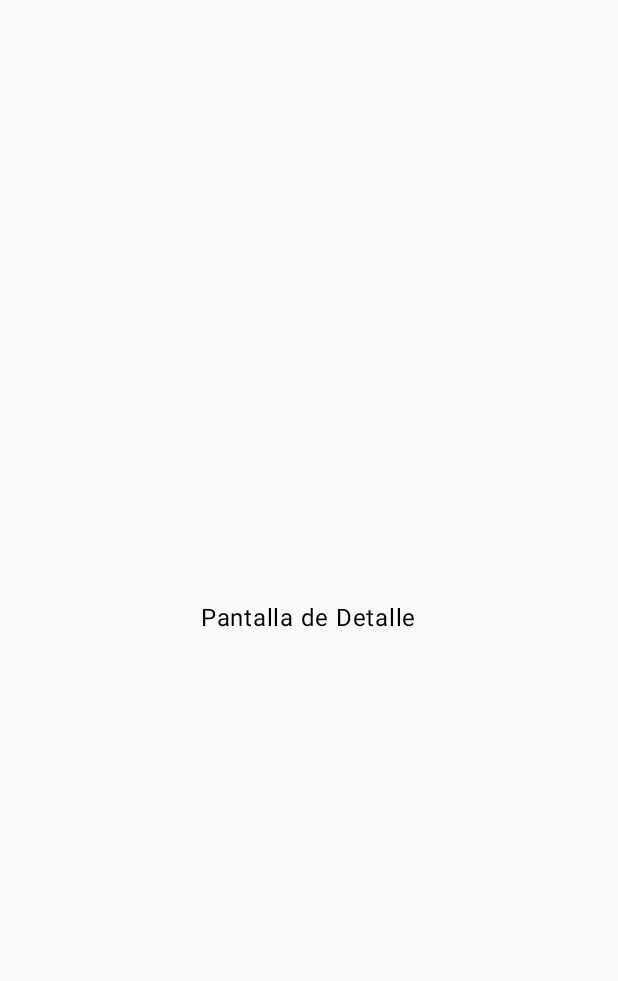
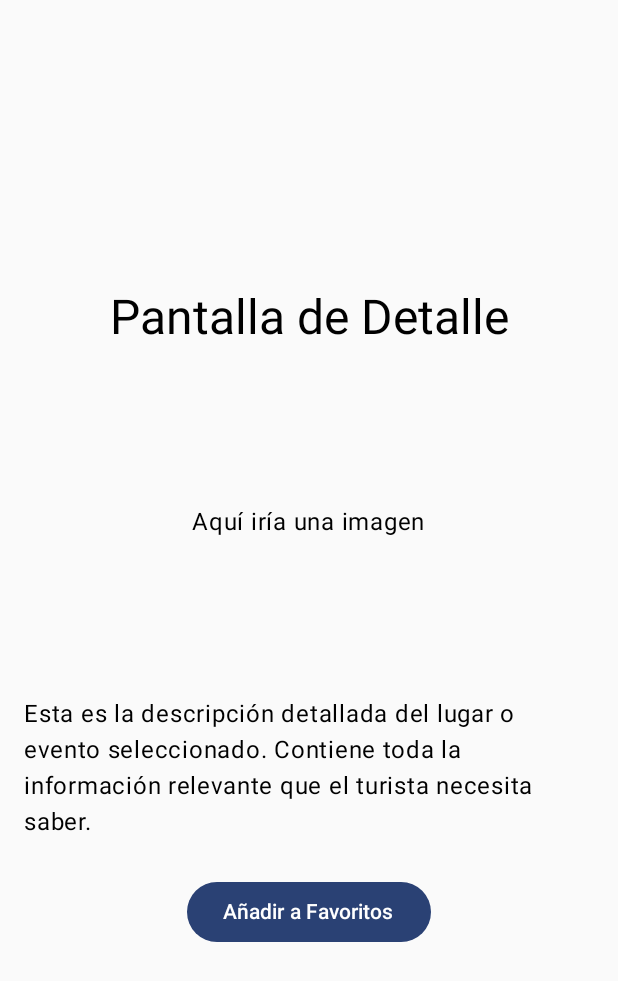
Before and after one commit to deivchrist/Panamericana, an Android app built with Jetpack Compose: the DetailScreen screen opened through its navigation route, on a phone screen of 412 x 824 dp. Before the commit the part shown is almost empty. Shown: the top 981 px of the screen. Run offline under Robolectric (Android 15) with nearby library versions, the phone set to English and light mode, and no system bars; pictures from the network do not load.

Commit message:
feat: Implement HomeScreen UI with dummy data

```diff
--- a/app/build.gradle.kts
+++ b/app/build.gradle.kts
@@ -51,6 +51,8 @@ dependencies {
     implementation(libs.androidx.material3)
     testImplementation(libs.junit)
     implementation("androidx.navigation:navigation-compose:2.7.7")
+    implementation("io.coil-kt:coil-compose:2.5.0")
+    implementation("androidx.compose.material:material-icons-extended-android:1.6.7")
     androidTestImplementation(libs.androidx.junit)
     androidTestImplementation(libs.androidx.espresso.core)
     androidTestImplementation(platform(libs.androidx.compose.bom))
--- /dev/null
+++ b/app/src/main/java/com/panamericana/app/data/SampleData.kt
@@ -0,0 +1,37 @@
+package com.panamericana.app.data
+
+import androidx.compose.material.icons.Icons
+import androidx.compose.material.icons.filled.Dining
+import androidx.compose.material.icons.filled.Event
+import androidx.compose.material.icons.filled.Place
+import androidx.compose.material.icons.filled.Train
+import com.panamericana.app.model.Category
+import com.panamericana.app.model.Recommendation
+
+val sampleCategories = listOf(
+    Category("Lugares", Icons.Default.Place),
+    Category("Eventos", Icons.Default.Event),
+    Category("Gastronomía", Icons.Default.Dining),
+    Category("Transporte", Icons.Default.Train)
+)
+
+val sampleRecommendations = listOf(
+    Recommendation(
+        "Restaurante Central",
+        "Alta Cocina • $$$",
+        4.9f,
+        "https://d3rr2gvhjw0wwy.cloudfront.net/uploads/mandators/54121/images/2972999/big_Lima-Food-Tour-Ceviche.jpg"
+    ),
+    Recommendation(
+        "Machu Picchu",
+        "Sitio Arqueológico",
+        5.0f,
+        "https://upload.wikimedia.org/wikipedia/commons/thumb/e/eb/Machu_Picchu%2C_Peru.jpg/1200px-Machu_Picchu%2C_Peru.jpg"
+    ),
+    Recommendation(
+        "La Lucha Sanguchería",
+        "Sánguches • $$",
+        4.7f,
+        "https://media-cdn.tripadvisor.com/media/photo-s/0e/23/9c/13/photo1jpg.jpg"
+    )
+)
--- /dev/null
+++ b/app/src/main/java/com/panamericana/app/model/AppModels.kt
@@ -0,0 +1,15 @@
+package com.panamericana.app.model
+
+import androidx.compose.ui.graphics.vector.ImageVector
+
+data class Category(
+    val name: String,
+    val icon: ImageVector
+)
+
+data class Recommendation(
+    val title: String,
+    val subtitle: String,
+    val rating: Float,
+    val imageUrl: String
+)
--- a/app/src/main/java/com/panamericana/app/ui/screens/DetailsScreen.kt
+++ b/app/src/main/java/com/panamericana/app/ui/screens/DetailsScreen.kt
@@ -1,18 +1,36 @@
 package com.panamericana.app.ui.screens
 
-import androidx.compose.foundation.layout.Box
-import androidx.compose.foundation.layout.fillMaxSize
+import androidx.compose.foundation.layout.*
+import androidx.compose.material3.Button
+import androidx.compose.material3.MaterialTheme
 import androidx.compose.material3.Text
 import androidx.compose.runtime.Composable
 import androidx.compose.ui.Alignment
 import androidx.compose.ui.Modifier
+import androidx.compose.ui.unit.dp
 
 @Composable
 fun DetailScreen() {
-    Box(
-        modifier = Modifier.fillMaxSize(),
-        contentAlignment = Alignment.Center
+    Column(
+        modifier = Modifier
+            .fillMaxSize()
+            .padding(16.dp),
+        horizontalAlignment = Alignment.CenterHorizontally,
+        verticalArrangement = Arrangement.Center
     ) {
-        Text(text = "Pantalla de Detalle")
+        Text(text = "Pantalla de Detalle", style = MaterialTheme.typography.headlineLarge)
+        Spacer(modifier = Modifier.height(16.dp))
+        // Placeholder para la imagen
+        Box(modifier = Modifier
+            .fillMaxWidth()
+            .height(200.dp)) {
+            Text("Aquí iría una imagen", modifier = Modifier.align(Alignment.Center))
+        }
+        Spacer(modifier = Modifier.height(16.dp))
+        Text(text = "Esta es la descripción detallada del lugar o evento seleccionado. Contiene toda la información relevante que el turista necesita saber.")
+        Spacer(modifier = Modifier.height(24.dp))
+        Button(onClick = { /* TODO: Añadir a favoritos */ }) {
+            Text(text = "Añadir a Favoritos")
+        }
     }
 }
--- a/app/src/main/java/com/panamericana/app/ui/screens/HomeScreen.kt
+++ b/app/src/main/java/com/panamericana/app/ui/screens/HomeScreen.kt
@@ -1,27 +1,162 @@
 package com.panamericana.app.ui.screens
 
-import androidx.compose.foundation.layout.Arrangement
-import androidx.compose.foundation.layout.Column
-import androidx.compose.foundation.layout.fillMaxSize
-import androidx.compose.material3.Button
-import androidx.compose.material3.Text
+import androidx.compose.foundation.clickable
+import androidx.compose.foundation.layout.*
+import androidx.compose.foundation.lazy.LazyRow
+import androidx.compose.foundation.lazy.grid.GridCells
+import androidx.compose.foundation.lazy.grid.LazyVerticalGrid
+import androidx.compose.foundation.lazy.grid.items
+import androidx.compose.foundation.lazy.items
+import androidx.compose.foundation.shape.RoundedCornerShape
+import androidx.compose.material.icons.Icons
+import androidx.compose.material.icons.filled.Person
+import androidx.compose.material.icons.filled.Search
+import androidx.compose.material.icons.filled.Star
+import androidx.compose.material3.*
 import androidx.compose.runtime.Composable
 import androidx.compose.ui.Alignment
 import androidx.compose.ui.Modifier
+import androidx.compose.ui.draw.clip
+import androidx.compose.ui.graphics.Color
+import androidx.compose.ui.layout.ContentScale
+import androidx.compose.ui.text.font.FontWeight
+import androidx.compose.ui.unit.dp
+import androidx.compose.ui.unit.sp
 import androidx.navigation.NavController
+import coil.compose.AsyncImage
+import com.panamericana.app.data.sampleCategories
+import com.panamericana.app.data.sampleRecommendations
+import com.panamericana.app.model.Category
+import com.panamericana.app.model.Recommendation
 
 @Composable
-fun HomeScreen(navController: NavController) { // <-- Parámetro añadido
+fun HomeScreen(navController: NavController) {
+    // El Column permite apilar elementos verticalmente
     Column(
-        modifier = Modifier.fillMaxSize(),
-        horizontalAlignment = Alignment.CenterHorizontally,
-        verticalArrangement = Arrangement.Center
+        modifier = Modifier
+            .fillMaxSize()
+            .padding(16.dp)
     ) {
-        Text(text = "Pantalla de Inicio (Home)")
-        Button(onClick = {
-            navController.navigate("detail") // <-- Acción de navegar
-        }) {
-            Text(text = "Ir a Detalle")
+        TopBar()
+        Spacer(modifier = Modifier.height(16.dp))
+        SearchBar()
+        Spacer(modifier = Modifier.height(24.dp))
+        CategoriesSection()
+        Spacer(modifier = Modifier.height(24.dp))
+        RecommendationsSection(navController = navController)
+    }
+}
+
+@Composable
+fun TopBar() {
+    Row(
+        modifier = Modifier.fillMaxWidth(),
+        horizontalArrangement = Arrangement.SpaceBetween,
+        verticalAlignment = Alignment.CenterVertically
+    ) {
+        Text(text = "Hola, Deivid", fontSize = 20.sp, fontWeight = FontWeight.Bold)
+        IconButton(onClick = { /* TODO: Navegar al perfil */ }) {
+            Icon(imageVector = Icons.Default.Person, contentDescription = "Perfil")
         }
     }
 }
+
+@Composable
+fun SearchBar() {
+    OutlinedTextField(
+        value = "",
+        onValueChange = {},
+        placeholder = { Text("Buscar eventos, lugares, comida...") },
+        leadingIcon = { Icon(Icons.Default.Search, contentDescription = "Buscar") },
+        modifier = Modifier.fillMaxWidth(),
+        shape = RoundedCornerShape(24.dp)
+    )
+}
+
+@Composable
+fun CategoriesSection() {
+    Column {
+        Text(text = "Categorías", fontSize = 18.sp, fontWeight = FontWeight.Bold)
+        Spacer(modifier = Modifier.height(16.dp))
+        LazyVerticalGrid(
+            columns = GridCells.Fixed(2),
+            horizontalArrangement = Arrangement.spacedBy(16.dp),
+            verticalArrangement = Arrangement.spacedBy(16.dp)
+        ) {
+            items(sampleCategories) { category ->
+                CategoryCard(category = category)
+            }
+        }
+    }
+}
+
+@Composable
+fun CategoryCard(category: Category) {
+    Card(
+        modifier = Modifier.size(width = 160.dp, height = 100.dp),
+        shape = RoundedCornerShape(16.dp),
+    ) {
+        Column(
+            modifier = Modifier.fillMaxSize(),
+            horizontalAlignment = Alignment.CenterHorizontally,
+            verticalArrangement = Arrangement.Center
+        ) {
+            Icon(imageVector = category.icon, contentDescription = category.name, modifier = Modifier.size(32.dp))
+            Spacer(modifier = Modifier.height(8.dp))
+            Text(text = category.name, fontWeight = FontWeight.Medium)
+        }
+    }
+}
+
+@Composable
+fun RecommendationsSection(navController: NavController) {
+    Column {
+        Text(text = "Recomendado para ti", fontSize = 18.sp, fontWeight = FontWeight.Bold)
+        Spacer(modifier = Modifier.height(16.dp))
+        LazyRow(
+            horizontalArrangement = Arrangement.spacedBy(16.dp)
+        ) {
+            items(sampleRecommendations) { recommendation ->
+                RecommendationCard(
+                    recommendation = recommendation,
+                    onClick = {
+                        // RF14: Navegar a la pantalla de detalle al hacer clic
+                        navController.navigate("detail")
+                    }
+                )
+            }
+        }
+    }
+}
+
+@Composable
+fun RecommendationCard(recommendation: Recommendation, onClick: () -> Unit) {
+    Card(
+        modifier = Modifier
+            .width(220.dp)
+            .clickable(onClick = onClick), // RF12: Botón interactivo (toda la tarjeta)
+        shape = RoundedCornerShape(16.dp)
+    ) {
+        Column {
+            AsyncImage(
+                model = recommendation.imageUrl,
+                contentDescription = recommendation.title,
+                modifier = Modifier
+                    .fillMaxWidth()
+                    .height(120.dp)
+                    .clip(RoundedCornerShape(topStart = 16.dp, topEnd = 16.dp)),
+                contentScale = ContentScale.Crop
+            )
+            Column(modifier = Modifier.padding(16.dp)) {
+                Text(text = recommendation.title, fontWeight = FontWeight.Bold, fontSize = 16.sp)
+                Text(text = recommendation.subtitle, fontSize = 12.sp, color = Color.Gray)
+                Spacer(modifier = Modifier.height(8.dp))
+                Row(verticalAlignment = Alignment.CenterVertically) {
+                    Icon(imageVector = Icons.Default.Star, contentDescription = "Rating", tint = Color(0xFFFFC107), modifier = Modifier.size(16.dp))
+                    Spacer(modifier = Modifier.width(4.dp))
+                    Text(text = recommendation.rating.toString(), fontWeight = FontWeight.Bold)
+                }
+            }
+        }
+    }
+}
```
